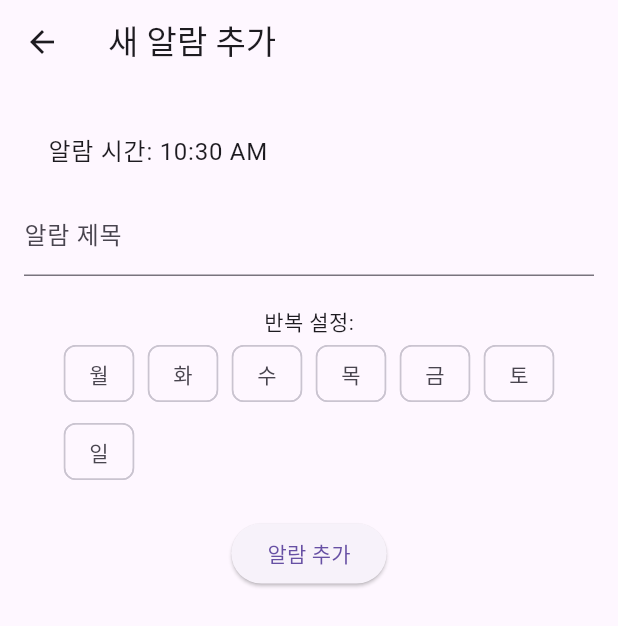
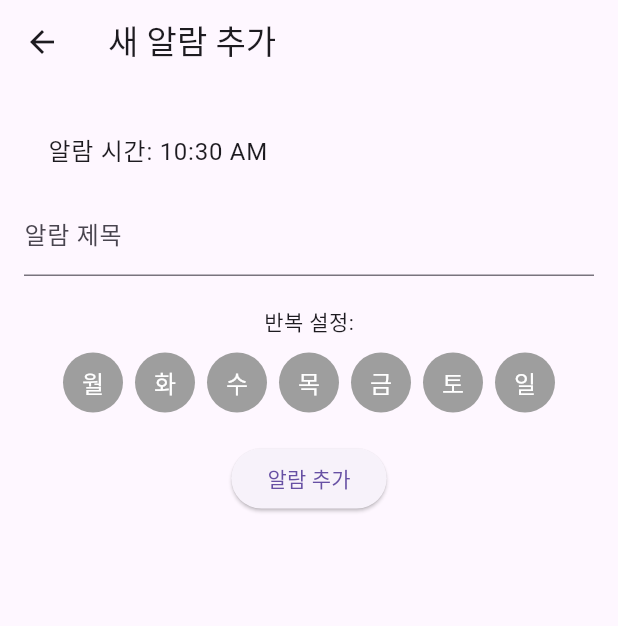
Before and after one commit to maskelog/voicealarm, a Flutter app: the AlarmScreen screen opened directly, on a phone screen of 412 x 824 dp. Shown: the top 626 px of the screen. Run offline on Flutter 3.47's test engine with Material 3 defaults, Android fonts, the phone set to English and light mode, and no system bars; our stand-ins replace flutter_dotenv, flutter_local_notifications, geolocator, permission_handler; missing offline and left inert: android_alarm_manager_plus; statements that could not run were skipped.

Commit message:
알람 테스트 브랜치 생성

```diff
--- a/lib/main.dart
+++ b/lib/main.dart
@@ -17,8 +17,10 @@ Future<void> main() async {
   await permissionHandler.requestAllPermissions(); // 모든 필요한 권한 요청
 
   runApp(
-    ChangeNotifierProvider(
-      create: (context) => AlarmProvider(),
+    MultiProvider(
+      providers: [
+        ChangeNotifierProvider(create: (_) => AlarmProvider()),
+      ],
       child: const MyApp(),
     ),
   );
--- a/lib/models/alarm.dart
+++ b/lib/models/alarm.dart
@@ -4,18 +4,11 @@ class Alarm {
   final int id;
   final TimeOfDay time;
   final String title;
-  final List<bool> repeatDays;
+  final List<bool> repeatDays; // [Mon, Tue, Wed, Thu, Fri, Sat, Sun]
 
-  Alarm({
-    required this.id,
-    required this.time,
-    required this.title,
-    required this.repeatDays,
-  });
-
-  Alarm.create({
-    required this.time,
-    required this.title,
-    required this.repeatDays,
-  }) : id = DateTime.now().millisecondsSinceEpoch;
+  Alarm(
+      {required this.id,
+      required this.time,
+      required this.title,
+      required this.repeatDays});
 }
--- a/lib/providers/alarm_provider.dart
+++ b/lib/providers/alarm_provider.dart
@@ -48,7 +48,7 @@ class AlarmProvider with ChangeNotifier {
     final bool scheduled = await AndroidAlarmManager.oneShotAt(
       alarmTime,
       alarmId,
-      AlarmHelper.triggerAlarm,
+      () => AlarmHelper.triggerAlarm(alarmId),
       exact: true,
       wakeup: true,
     );
--- a/lib/screens/alarm_screen.dart
+++ b/lib/screens/alarm_screen.dart
@@ -7,7 +7,7 @@ class AlarmScreen extends StatefulWidget {
   final Alarm? alarm;
   final int? index;
 
-  const AlarmScreen({Key? key, this.alarm, this.index}) : super(key: key);
+  const AlarmScreen({super.key, this.alarm, this.index});
 
   @override
   AlarmScreenState createState() => AlarmScreenState();
@@ -48,18 +48,26 @@ class AlarmScreenState extends State<AlarmScreen> {
             ),
             const SizedBox(height: 20),
             const Text('반복 설정:'),
+            const SizedBox(height: 10),
             Wrap(
-              spacing: 8.0, // Chip 간의 간격
-              runSpacing: 4.0, // 줄 간의 간격
+              spacing: 8.0,
+              runSpacing: 8.0,
               children: List.generate(7, (index) {
-                return FilterChip(
-                  label: Text(['월', '화', '수', '목', '금', '토', '일'][index]),
-                  selected: _repeatDays[index],
-                  onSelected: (bool selected) {
+                return GestureDetector(
+                  onTap: () {
                     setState(() {
-                      _repeatDays[index] = selected;
+                      _repeatDays[index] = !_repeatDays[index];
                     });
                   },
+                  child: CircleAvatar(
+                    radius: 20,
+                    backgroundColor:
+                        _repeatDays[index] ? Colors.blue : Colors.grey,
+                    child: Text(
+                      ['월', '화', '수', '목', '금', '토', '일'][index],
+                      style: const TextStyle(color: Colors.white),
+                    ),
+                  ),
                 );
               }),
             ),
--- a/lib/screens/weather_screen.dart
+++ b/lib/screens/weather_screen.dart
@@ -1,6 +1,6 @@
 import 'package:flutter/material.dart';
+import 'package:flutter_voice_alarm/services/vworld_address_service.dart';
 import '../services/weather_service.dart';
-import '../services/vworld_address.dart';
 import 'package:geolocator/geolocator.dart';
 import 'package:permission_handler/permission_handler.dart';
 
--- a/lib/services/weather_service.dart
+++ b/lib/services/weather_service.dart
@@ -90,7 +90,7 @@ class WeatherService {
     return '${time.hour.toString().padLeft(2, '0')}00';
   }
 
-  String getSkyStatus(String fcstValue) {
+  String getSkyStatus(String? fcstValue) {
     switch (fcstValue) {
       case '1':
         return '맑음';
```
Also changed, not shown: lib/screens/full_screen_alarm.dart (added, +33 -0 lines), lib/services/vworld_address_service.dart (renamed from lib/services/vworld_address.dart, +15 -5 lines), lib/utils/alarm_helper.dart (+14 -12 lines), lib/utils/location_helper.dart (added, +32 -0 lines), 4 other files.
